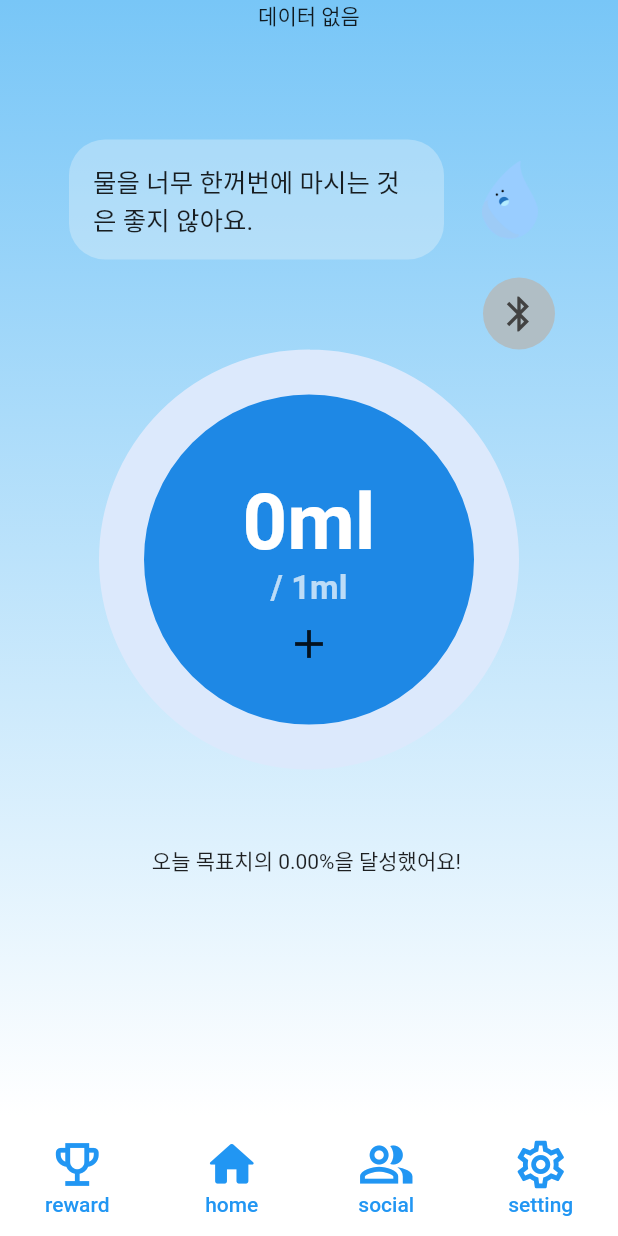
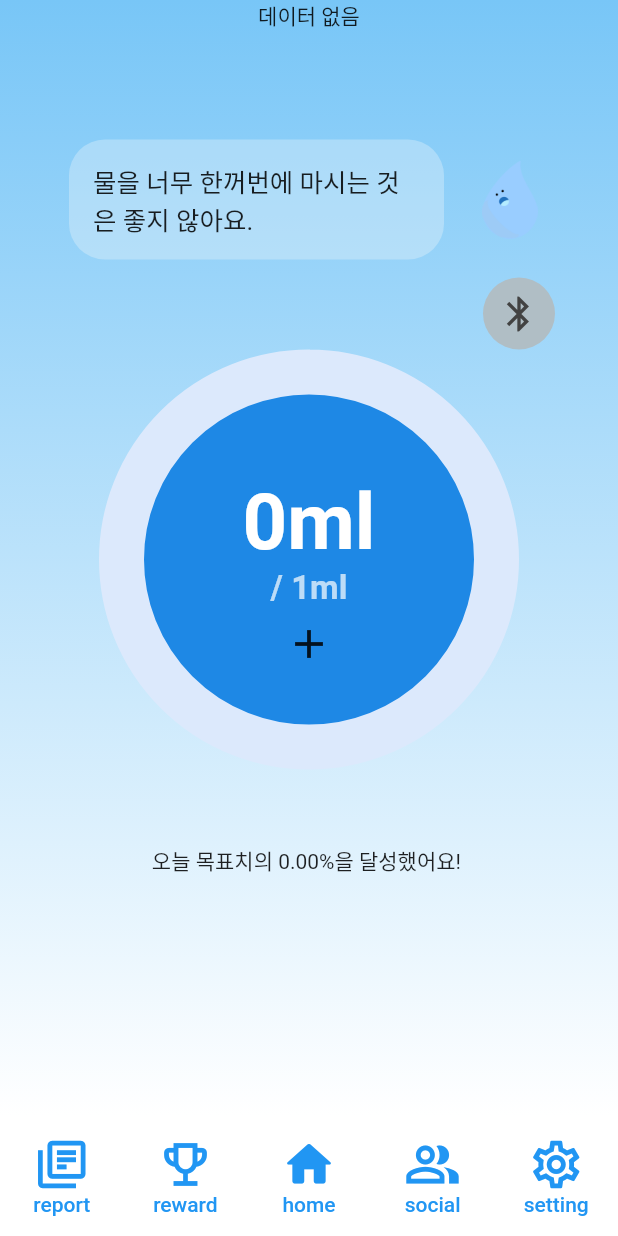
Before and after one commit to yu-so-young2/habitat, a Flutter app: the MainScreen screen opened by its route, on a phone screen of 412 x 824 dp. Run offline on Flutter 3.47's test engine with Material 2 defaults, Android fonts, the phone set to English and light mode, and no system bars; drawn by our look-alikes of step_progress_indicator; our stand-ins replace awesome_notifications, firebase_core, flutter_blue_plus, flutter_secure_storage, get, google_sign_in and 3 more; missing offline and left inert: indexed, sliding_up_panel2; accounts and stored records are empty; network calls fail; Roboto replaces fonts that are missing (SeoulNamsan).

Commit message:
Fix : 삭제된 변경사항 수정

```diff
--- a/habitat/lib/widgets/dock_bar.dart
+++ b/habitat/lib/widgets/dock_bar.dart
@@ -17,6 +17,11 @@ class DockBar extends StatelessWidget {
       child: const Row(
         mainAxisAlignment: MainAxisAlignment.spaceAround,
         children: [
+          DockBarTab(
+            tabname: "report",
+            tablocate: "/report",
+            tabicon: Icons.my_library_books_outlined,
+          ),
           DockBarTab(
             tabname: "reward",
             tablocate: "/reward",
--- a/habitat/pubspec.yaml
+++ b/habitat/pubspec.yaml
@@ -16,7 +16,7 @@ publish_to: "none" # Remove this line if you wish to publish to pub.dev
 # https://developer.apple.com/library/archive/documentation/General/Reference/InfoPlistKeyReference/Articles/CoreFoundationKeys.html
 # In Windows, build-name is used as the major, minor, and patch parts
 # of the product and file versions while build-number is used as the build suffix.
-version: 1.0.0+7
+version: 1.0.0+8
 
 environment:
   sdk: ">=3.1.0-12.0.dev <4.0.0"
```
Also changed, not shown: habitat/pubspec.lock, 1 other file.
